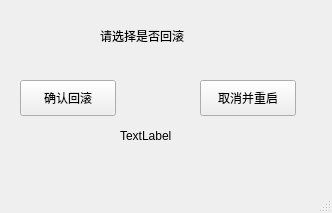
First picture: the form in backupWidget/mainwindow.ui, repository hepuyao/App, before the edit.
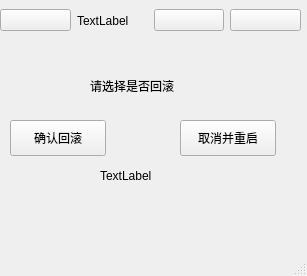
Second picture: the form after the edit.

Commit message: 界面优化

```diff
--- a/backupWidget/mainwindow.ui
+++ b/backupWidget/mainwindow.ui
@@ -6,8 +6,8 @@
    <rect>
     <x>0</x>
     <y>0</y>
-    <width>332</width>
-    <height>213</height>
+    <width>307</width>
+    <height>276</height>
    </rect>
   </property>
   <property name="windowTitle">
@@ -17,8 +17,8 @@
    <widget class="QLabel" name="label">
     <property name="geometry">
      <rect>
-      <x>100</x>
-      <y>0</y>
+      <x>90</x>
+      <y>50</y>
       <width>191</width>
       <height>71</height>
      </rect>
@@ -30,8 +30,8 @@
    <widget class="QPushButton" name="pushButton">
     <property name="geometry">
      <rect>
-      <x>20</x>
-      <y>80</y>
+      <x>10</x>
+      <y>120</y>
       <width>96</width>
       <height>36</height>
      </rect>
@@ -43,8 +43,8 @@
    <widget class="QPushButton" name="pushButton_2">
     <property name="geometry">
      <rect>
-      <x>200</x>
-      <y>80</y>
+      <x>180</x>
+      <y>120</y>
       <width>96</width>
       <height>36</height>
      </rect>
@@ -56,8 +56,8 @@
    <widget class="QLabel" name="label_2">
     <property name="geometry">
      <rect>
-      <x>120</x>
-      <y>100</y>
+      <x>100</x>
+      <y>140</y>
       <width>81</width>
       <height>71</height>
      </rect>
@@ -66,6 +66,46 @@
      <string>TextLabel</string>
     </property>
    </widget>
+   <widget class="QWidget" name="horizontalLayoutWidget">
+    <property name="geometry">
+     <rect>
+      <x>0</x>
+      <y>0</y>
+      <width>301</width>
+      <height>41</height>
+     </rect>
+    </property>
+    <layout class="QHBoxLayout" name="horizontalLayout">
+     <item>
+      <widget class="QPushButton" name="pushButton_3">
+       <property name="text">
+        <string/>
+       </property>
+      </widget>
+     </item>
+     <item>
+      <widget class="QLabel" name="label_3">
+       <property name="text">
+        <string>TextLabel</string>
+       </property>
+      </widget>
+     </item>
+     <item>
+      <widget class="QPushButton" name="pushButton_4">
+       <property name="text">
+        <string/>
+       </property>
+      </widget>
+     </item>
+     <item>
+      <widget class="QPushButton" name="pushButton_5">
+       <property name="text">
+        <string/>
+       </property>
+      </widget>
+     </item>
+    </layout>
+   </widget>
   </widget>
   <widget class="QMenuBar" name="menubar">
    <property name="geometry">
```
Left out of the diff: 2 changed lines with no effect on the pictures. The commit also changes 5 other files.
